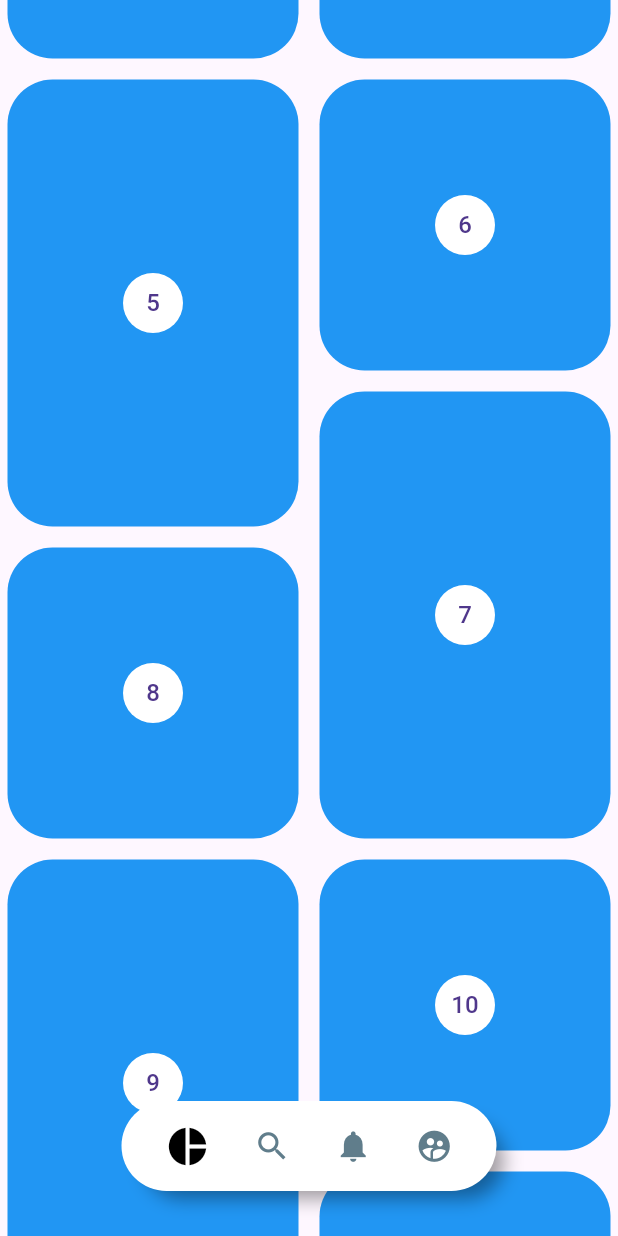
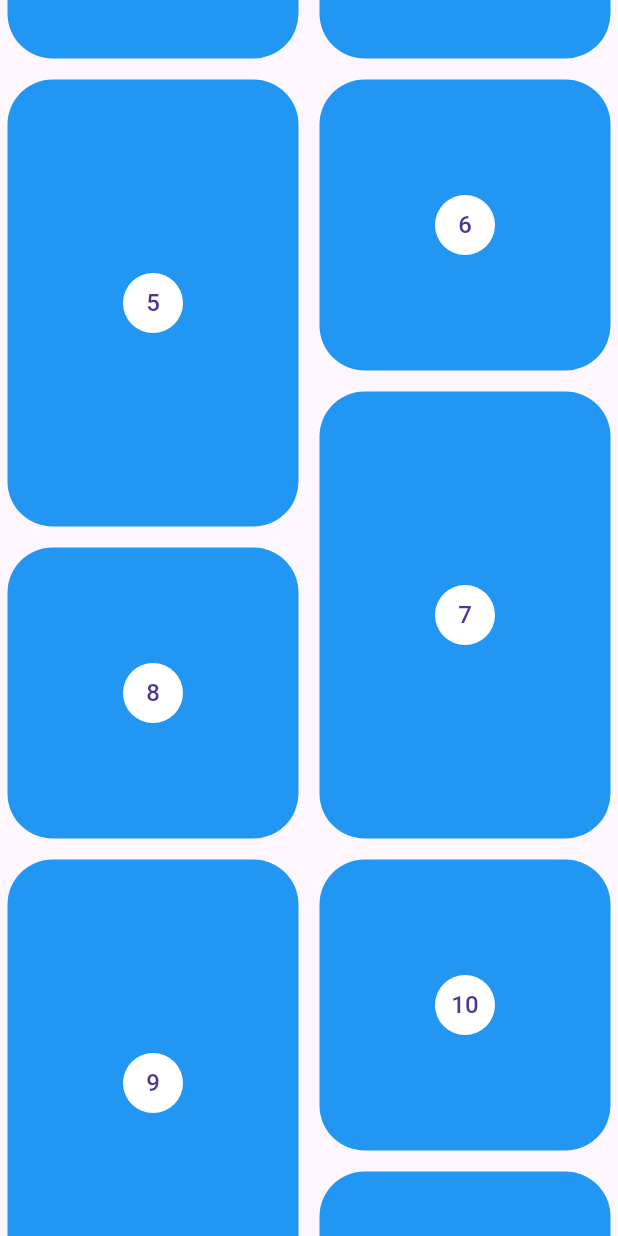
Before and after one commit to Flutter-Course-Sergio/designsApp, a Flutter app: the screen it shows after launch, scrolled down 576 dp, on a phone screen of 412 x 824 dp. Run offline on Flutter 3.47's test engine with Material 3 defaults, Android fonts, the phone set to English and light mode, and no system bars; our stand-ins replace flutter_svg.

Commit message:
change opacity of menu

```diff
--- a/lib/src/pages/pinteres_page.dart
+++ b/lib/src/pages/pinteres_page.dart
@@ -1,5 +1,6 @@
 import 'package:flutter/material.dart';
 import 'package:flutter_staggered_grid_view/flutter_staggered_grid_view.dart';
+import 'package:provider/provider.dart';
 
 import '../widgets/pinterest_menu.dart';
 
@@ -8,10 +9,13 @@ class PinterestPage extends StatelessWidget {
 
   @override
   Widget build(BuildContext context) {
-    return Scaffold(
-        body: Stack(
-      children: [PinterestGrid(), _PinterestMenuLocation()],
-    ));
+    return ChangeNotifierProvider(
+      create: (_) => _MenuModel(),
+      child: Scaffold(
+          body: Stack(
+        children: [const PinterestGrid(), _PinterestMenuLocation()],
+      )),
+    );
   }
 }
 
@@ -19,9 +23,16 @@ class _PinterestMenuLocation extends StatelessWidget {
   @override
   Widget build(BuildContext context) {
     final width = MediaQuery.of(context).size.width;
+    final show = Provider.of<_MenuModel>(context).show;
+
     return Positioned(
         bottom: 30,
-        child: SizedBox(width: width, child: Align(child: PinterestMenu())));
+        child: SizedBox(
+            width: width,
+            child: Align(
+                child: PinterestMenu(
+              show: show,
+            ))));
   }
 }
 
@@ -44,7 +55,10 @@ class _PinterestGridState extends State<PinterestGrid> {
   void initState() {
     controller.addListener(() {
       if (controller.offset > lastScroll) {
-      } else {}
+        Provider.of<_MenuModel>(context, listen: false).show = false;
+      } else {
+        Provider.of<_MenuModel>(context, listen: false).show = true;
+      }
 
       lastScroll = controller.offset;
     });
@@ -95,3 +109,13 @@ class _PinterestItem extends StatelessWidget {
     );
   }
 }
+
+class _MenuModel with ChangeNotifier {
+  bool _show = true;
+  bool get show => _show;
+
+  set show(bool value) {
+    _show = value;
+    notifyListeners();
+  }
+}
--- a/lib/src/widgets/pinterest_menu.dart
+++ b/lib/src/widgets/pinterest_menu.dart
@@ -9,6 +9,8 @@ class PinterestButton {
 }
 
 class PinterestMenu extends StatelessWidget {
+  final bool show;
+
   final List<PinterestButton> items = [
     PinterestButton(onPressed: () => print('Pie chart'), icon: Icons.pie_chart),
     PinterestButton(onPressed: () => print('Search'), icon: Icons.search),
@@ -18,13 +20,19 @@ class PinterestMenu extends StatelessWidget {
         onPressed: () => print('User'), icon: Icons.supervised_user_circle),
   ];
 
-  PinterestMenu({super.key});
+  PinterestMenu({super.key, this.show = true});
 
   @override
   Widget build(BuildContext context) {
     return ChangeNotifierProvider(
         create: (_) => _MenuModel(),
-        child: _PinterestMenuBackground(child: _MenuItems(items)));
+        child: AnimatedOpacity(
+          opacity: (show) ? 1 : 0,
+          duration: const Duration(milliseconds: 250),
+          child: _PinterestMenuBackground(
+            child: _MenuItems(items),
+          ),
+        ));
   }
 }
 
```
